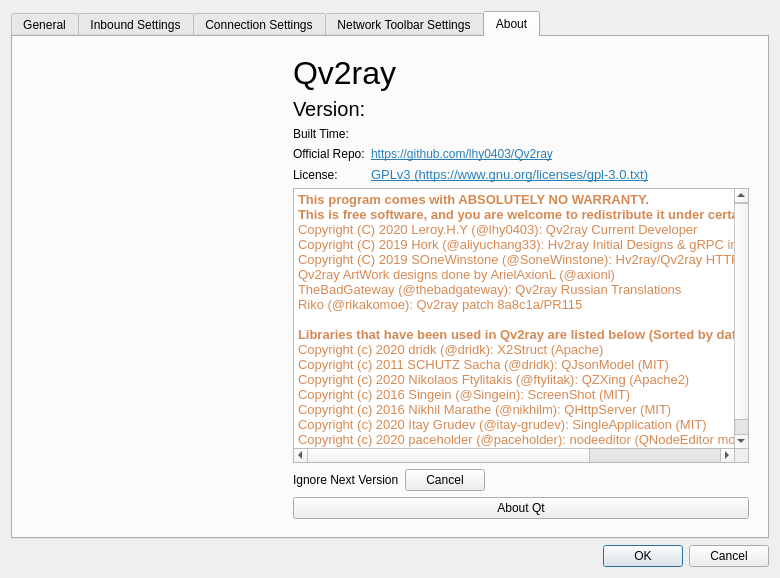
Above: src/ui/w_PreferencesWindow.ui from darsvador/qvssr before the change. Below: the same form after it.
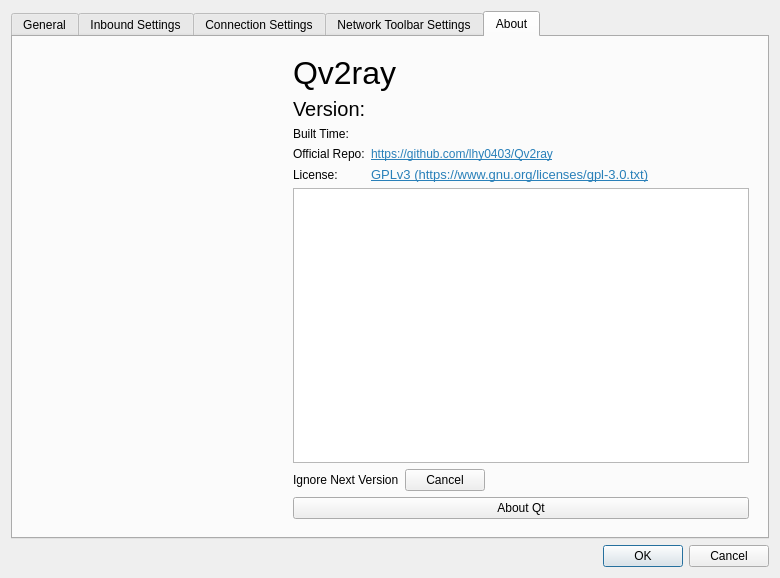
That is the form after the change. The open tabs and pages were chosen to show the change. Icons and pictures are not drawn.

Patch:
```diff
--- a/src/ui/w_PreferencesWindow.ui
+++ b/src/ui/w_PreferencesWindow.ui
@@ -1633,7 +1633,7 @@
            </layout>
           </item>
           <item>
-           <widget class="QTextEdit" name="textEdit">
+           <widget class="QTextBrowser" name="textBrowser">
             <property name="lineWrapMode">
              <enum>QTextEdit::NoWrap</enum>
             </property>
@@ -1645,24 +1645,7 @@
 &lt;html&gt;&lt;head&gt;&lt;meta name=&quot;qrichtext&quot; content=&quot;1&quot; /&gt;&lt;style type=&quot;text/css&quot;&gt;
 p, li { white-space: pre-wrap; }
 &lt;/style&gt;&lt;/head&gt;&lt;body style=&quot; font-family:'WenQuanYi Micro Hei'; font-size:10pt; font-weight:400; font-style:normal;&quot;&gt;
-&lt;p style=&quot; margin-top:0px; margin-bottom:0px; margin-left:0px; margin-right:0px; -qt-block-indent:0; text-indent:0px;&quot;&gt;&lt;span style=&quot; font-family:'MonoSpace'; font-weight:600; color:#d68952;&quot;&gt;This program comes with ABSOLUTELY NO WARRANTY.&lt;/span&gt;&lt;/p&gt;
-&lt;p style=&quot; margin-top:0px; margin-bottom:0px; margin-left:0px; margin-right:0px; -qt-block-indent:0; text-indent:0px;&quot;&gt;&lt;span style=&quot; font-family:'MonoSpace'; font-weight:600; color:#d68952;&quot;&gt;This is free software, and you are welcome to redistribute it under certain conditions.&lt;/span&gt;&lt;/p&gt;
-&lt;p style=&quot; margin-top:0px; margin-bottom:0px; margin-left:0px; margin-right:0px; -qt-block-indent:0; text-indent:0px;&quot;&gt;&lt;span style=&quot; font-family:'MonoSpace'; color:#d68952;&quot;&gt;Copyright (C) 2020 Leroy.H.Y (@lhy0403): Qv2ray Current Developer&lt;/span&gt;&lt;/p&gt;
-&lt;p style=&quot; margin-top:0px; margin-bottom:0px; margin-left:0px; margin-right:0px; -qt-block-indent:0; text-indent:0px;&quot;&gt;&lt;span style=&quot; font-family:'MonoSpace'; color:#d68952;&quot;&gt;Copyright (C) 2019 Hork (@aliyuchang33): Hv2ray Initial Designs &amp;amp; gRPC implementation&lt;/span&gt;&lt;/p&gt;
-&lt;p style=&quot; margin-top:0px; margin-bottom:0px; margin-left:0px; margin-right:0px; -qt-block-indent:0; text-indent:0px;&quot;&gt;&lt;span style=&quot; font-family:'MonoSpace'; color:#d68952;&quot;&gt;Copyright (C) 2019 SOneWinstone (@SoneWinstone): Hv2ray/Qv2ray HTTP Request Helper&lt;/span&gt;&lt;/p&gt;
-&lt;p style=&quot; margin-top:0px; margin-bottom:0px; margin-left:0px; margin-right:0px; -qt-block-indent:0; text-indent:0px;&quot;&gt;&lt;span style=&quot; font-family:'MonoSpace'; color:#d68952;&quot;&gt;Qv2ray ArtWork designs done by ArielAxionL (@axionl)&lt;/span&gt;&lt;/p&gt;
-&lt;p style=&quot; margin-top:0px; margin-bottom:0px; margin-left:0px; margin-right:0px; -qt-block-indent:0; text-indent:0px;&quot;&gt;&lt;span style=&quot; font-family:'MonoSpace'; color:#d68952;&quot;&gt;TheBadGateway (@thebadgateway): Qv2ray Russian Translations&lt;/span&gt;&lt;/p&gt;
-&lt;p style=&quot; margin-top:0px; margin-bottom:0px; margin-left:0px; margin-right:0px; -qt-block-indent:0; text-indent:0px;&quot;&gt;&lt;span style=&quot; font-family:'MonoSpace'; color:#d68952;&quot;&gt;Riko (@rikakomoe): Qv2ray patch 8a8c1a/PR115&lt;/span&gt;&lt;/p&gt;
-&lt;p style=&quot;-qt-paragraph-type:empty; margin-top:0px; margin-bottom:0px; margin-left:0px; margin-right:0px; -qt-block-indent:0; text-indent:0px; font-family:'Noto Sans'; color:#d68952;&quot;&gt;&lt;br /&gt;&lt;/p&gt;
-&lt;p style=&quot; margin-top:0px; margin-bottom:0px; margin-left:0px; margin-right:0px; -qt-block-indent:0; text-indent:0px;&quot;&gt;&lt;span style=&quot; font-family:'MonoSpace'; font-weight:600; color:#d68952;&quot;&gt;Libraries that have been used in Qv2ray are listed below (Sorted by date added):&lt;/span&gt;&lt;/p&gt;
-&lt;p style=&quot; margin-top:0px; margin-bottom:0px; margin-left:0px; margin-right:0px; -qt-block-indent:0; text-indent:0px;&quot;&gt;&lt;span style=&quot; font-family:'MonoSpace'; color:#d68952;&quot;&gt;Copyright (c) 2020 dridk (@dridk): X2Struct (Apache)&lt;/span&gt;&lt;/p&gt;
-&lt;p style=&quot; margin-top:0px; margin-bottom:0px; margin-left:0px; margin-right:0px; -qt-block-indent:0; text-indent:0px;&quot;&gt;&lt;span style=&quot; font-family:'MonoSpace'; color:#d68952;&quot;&gt;Copyright (c) 2011 SCHUTZ Sacha (@dridk): QJsonModel (MIT)&lt;/span&gt;&lt;/p&gt;
-&lt;p style=&quot; margin-top:0px; margin-bottom:0px; margin-left:0px; margin-right:0px; -qt-block-indent:0; text-indent:0px;&quot;&gt;&lt;span style=&quot; font-family:'MonoSpace'; color:#d68952;&quot;&gt;Copyright (c) 2020 Nikolaos Ftylitakis (@ftylitak): QZXing (Apache2)&lt;/span&gt;&lt;/p&gt;
-&lt;p style=&quot; margin-top:0px; margin-bottom:0px; margin-left:0px; margin-right:0px; -qt-block-indent:0; text-indent:0px;&quot;&gt;&lt;span style=&quot; font-family:'MonoSpace'; color:#d68952;&quot;&gt;Copyright (c) 2016 Singein (@Singein): ScreenShot (MIT)&lt;/span&gt;&lt;/p&gt;
-&lt;p style=&quot; margin-top:0px; margin-bottom:0px; margin-left:0px; margin-right:0px; -qt-block-indent:0; text-indent:0px;&quot;&gt;&lt;span style=&quot; font-family:'MonoSpace'; color:#d68952;&quot;&gt;Copyright (c) 2016 Nikhil Marathe (@nikhilm): QHttpServer (MIT)&lt;/span&gt;&lt;/p&gt;
-&lt;p style=&quot; margin-top:0px; margin-bottom:0px; margin-left:0px; margin-right:0px; -qt-block-indent:0; text-indent:0px;&quot;&gt;&lt;span style=&quot; font-family:'MonoSpace'; color:#d68952;&quot;&gt;Copyright (c) 2020 Itay Grudev (@itay-grudev): SingleApplication (MIT)&lt;/span&gt;&lt;/p&gt;
-&lt;p style=&quot; margin-top:0px; margin-bottom:0px; margin-left:0px; margin-right:0px; -qt-block-indent:0; text-indent:0px;&quot;&gt;&lt;span style=&quot; font-family:'MonoSpace'; color:#d68952;&quot;&gt;Copyright (c) 2020 paceholder (@paceholder): nodeeditor (QNodeEditor modified by lhy0403) (BSD-3-Clause)&lt;/span&gt;&lt;/p&gt;
-&lt;p style=&quot; margin-top:0px; margin-bottom:0px; margin-left:0px; margin-right:0px; -qt-block-indent:0; text-indent:0px;&quot;&gt;&lt;span style=&quot; font-family:'MonoSpace'; color:#d68952;&quot;&gt;Copyright (c) 2019 TheWanderingCoel (@TheWanderingCoel): ShadowClash (launchatlogin) (GPLv3)&lt;/span&gt;&lt;/p&gt;&lt;/body&gt;&lt;/html&gt;</string>
+&lt;p style=&quot;-qt-paragraph-type:empty; margin-top:0px; margin-bottom:0px; margin-left:0px; margin-right:0px; -qt-block-indent:0; text-indent:0px; font-family:'WenQuanYi Micro Hei';&quot;&gt;&lt;br /&gt;&lt;/p&gt;&lt;/body&gt;&lt;/html&gt;</string>
             </property>
            </widget>
           </item>
```
Left out of the diff: 4 changed lines with no effect on the pictures.
